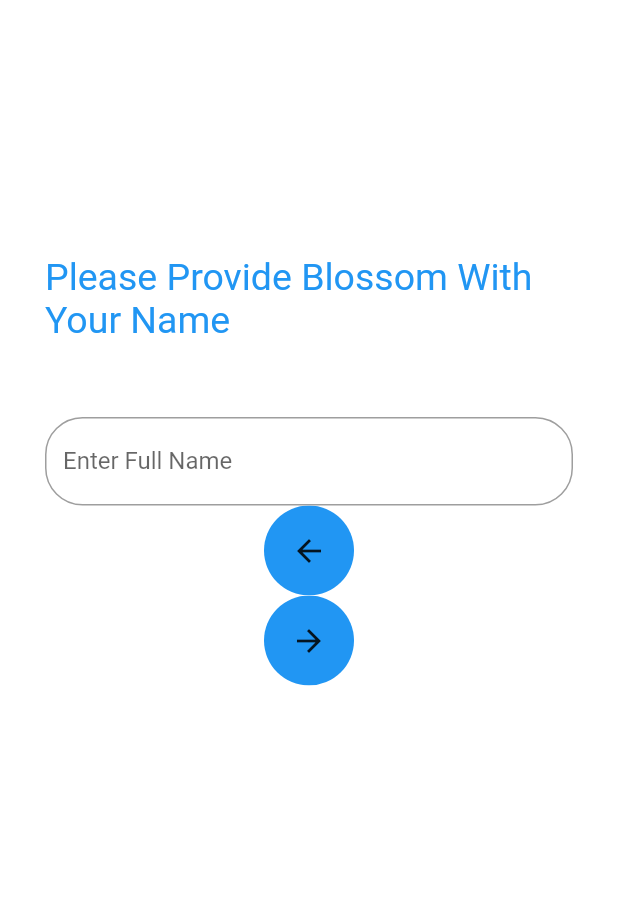
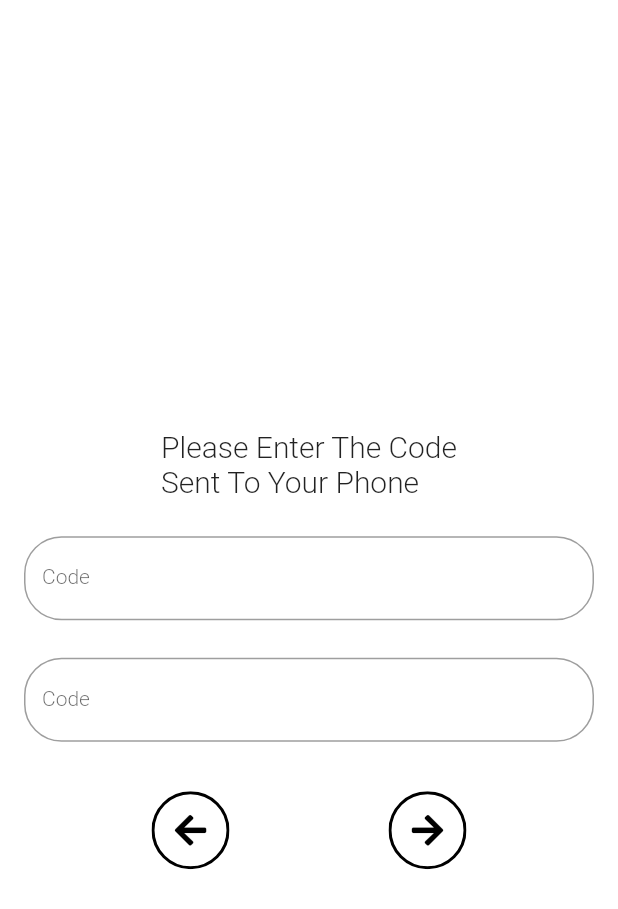
Before and after one commit to mslauson/budget-main, a Flutter app: the NewUserFullName screen opened directly, on a phone screen of 412 x 824 dp. Shown: the top 909 px of the screen. Run offline on Flutter 3.47's test engine with Material 2 defaults, Android fonts, the phone set to English and light mode, and no system bars; our stand-ins replace email_validator, expandable, firebase_auth, flutter_svg, fluttertoast, font_awesome_flutter and 3 more; accounts and stored records are empty; generated files the repository leaves out were written again; Roboto replaces fonts that are missing (Poppins, Segoe UI).

Commit message:
update screen for collecting name and email

```diff
--- a/lib/screens/newUserFullName.dart
+++ b/lib/screens/newUserFullName.dart
@@ -1,45 +1,35 @@
+import 'package:email_validator/email_validator.dart';
 import 'package:flutter/cupertino.dart';
 import 'package:flutter/material.dart';
 import 'package:flutter/services.dart';
-import 'package:fluttertoast/fluttertoast.dart';
-import 'package:main/models/global/activeUser.dart';
-import 'package:main/models/iam/signUpForm.dart';
-import 'package:main/screens/splash.dart';
-import 'package:main/service/auth/registrationService.dart';
-import 'package:main/ui/secureHome/secureHome.dart';
-import 'package:main/util/formUtils.dart';
-import 'package:scoped_model/scoped_model.dart';
+import 'package:font_awesome_flutter/font_awesome_flutter.dart';
+import 'package:main/components/iconActionButton.dart';
+import 'package:main/constants/iamConstants.dart';
+import 'package:main/theme/blossomText.dart';
+import 'package:main/ui/authenticate/authenticate.dart';
 
 class NewUserFullName extends StatelessWidget {
   final String phone;
+  final TextEditingController _fullNameController = TextEditingController();
+  final TextEditingController _emailController = TextEditingController();
 
   NewUserFullName({this.phone});
 
   @override
   Widget build(BuildContext context) {
-    TextEditingController _fullNameController = new TextEditingController();
-    final formKey = GlobalKey<FormState>();
     return Scaffold(
-      body: ScopedModelDescendant<ActiveUser>(
-          builder: (BuildContext context, Widget child, ActiveUser model) {
-        return new Container(
-            padding: const EdgeInsets.all(30.0),
-            color: Colors.white,
-            child: new Container(
-              child: new Center(
-                  child: Form(
-                      key: formKey,
-                      child: new Column(children: [
-                        new Padding(padding: EdgeInsets.only(top: 140.0)),
-                        new Text(
-                          'Please Provide Blossom With Your Name',
-                          style:
-                              new TextStyle(color: Colors.blue, fontSize: 25.0),
-                        ),
-                        new Padding(padding: EdgeInsets.only(top: 50.0)),
-                        new TextFormField(
+      body: Center(
+        child: Padding(
+          padding: const EdgeInsets.all(16.0),
+          child: Column(
+            mainAxisAlignment: MainAxisAlignment.center,
+            children: <Widget>[
+              const SizedBox(height: 50),
+              Text(IAMConstants.OTP_SCREEN_HEADER, style: BlossomText.title),
+              const SizedBox(height: 25),
+              TextFormField(
                   decoration: new InputDecoration(
-                            labelText: "Enter Full Name",
+                    labelText: IAMConstants.OTP_TXT_DECORATION,
                     fillColor: Colors.white,
                     border: new OutlineInputBorder(
                       borderRadius: new BorderRadius.circular(25.0),
@@ -47,10 +37,62 @@ class NewUserFullName extends StatelessWidget {
                     ),
                   ),
                   controller: _fullNameController,
-                          validator: (val) {
+                  validator: (val) => _validateName(val),
+                  keyboardType: TextInputType.text,
+                  style: BlossomText.body),
+              const SizedBox(height: 25),
+              TextFormField(
+                  decoration: new InputDecoration(
+                    labelText: IAMConstants.OTP_TXT_DECORATION,
+                    fillColor: Colors.white,
+                    border: new OutlineInputBorder(
+                      borderRadius: new BorderRadius.circular(25.0),
+                      borderSide: new BorderSide(),
+                    ),
+                  ),
+                  controller: _emailController,
+                  validator: (val) => _validateEmail(val),
+                  keyboardType: TextInputType.emailAddress,
+                  style: BlossomText.body),
+              const SizedBox(height: 25),
+              Row(
+                mainAxisAlignment: MainAxisAlignment.center,
+                children: _buildButtons(context),
+              )
+            ],
+          ),
+        ),
+      ),
+    );
+  }
+
+  List<String> splitName(String fullName) {
+    return fullName.split(" ");
+  }
+
+  _buildButtons(BuildContext context) {
+    return <Widget>[
+      IconActionButton(
+          iconData: FontAwesomeIcons.arrowLeft,
+          onPressed: () => Navigator.push(
+                context,
+                MaterialPageRoute(builder: (context) => Authenticate()),
+              )),
+      Padding(
+        padding: EdgeInsets.fromLTRB(45, 0, 45, 0),
+      ),
+      IconActionButton(
+          iconData: FontAwesomeIcons.arrowRight,
+          onPressed: () => {
+//            onSubmit(_controller.text.trim())
+              })
+    ];
+  }
+
+  String _validateName(String val) {
     int temp = val.trim().indexOf(" ");
     if (val.length == 0) {
-                              return "Name cannot be empty";
+      return IAMConstants.INVALID_FULL_NAME;
     }
 //                            else if (val.trim().indexOf(" ") != 1) {
 //                              return "Please provide full name";
@@ -58,67 +100,15 @@ class NewUserFullName extends StatelessWidget {
     else {
       return null;
     }
-                          },
-                          keyboardType: TextInputType.text,
-                          style: new TextStyle(
-                            fontFamily: "Poppins",
-                          ),
-                        ),
-                        new GestureDetector(
-                          onTap: () {
-                            Navigator.push(
-                              context,
-                              MaterialPageRoute(builder: (context) => Splash()),
-                            );
-                          },
-                          child: ClipOval(
-                            child: Container(
-                                color: Colors.blue,
-                                height: 60.0, // height of the button
-                                width: 60.0, // width of the button
-                                child: new Icon(Icons.arrow_back)),
-                          ),
-                        ),
-                        new GestureDetector(
-                          onTap: () {
-                            if (FormUtils.validateCurrentForm(formKey)) {
-                              List<String> nameList =
-                              splitName(_fullNameController.text);
-                              RegistrationService registrationService =
-                              new RegistrationService();
-                              registrationService
-                                  .addCustomer(new SignUpForm(
-                                  firstName: nameList[0],
-                                  lastName: nameList[1],
-                                  phone: phone))
-                                  .whenComplete(() =>
-                              {
-                                Navigator.push(
-                                  context,
-                                          MaterialPageRoute(
-                                              builder: (context) =>
-                                                  SecureHome()),
-                                        )
-                              })
-                                  .catchError((Object error) =>
-                              {Fluttertoast.showToast(msg: error)});
-                            }
-                          },
-                          child: ClipOval(
-                            child: Container(
-                                color: Colors.blue,
-                                height: 60.0, // height of the button
-                                width: 60.0, // width of the button
-                                child: new Icon(Icons.arrow_forward)),
-                          ),
-                        )
-                          ]))),
-                ));
-          }),
-    );
   }
 
-  List<String> splitName(String fullName) {
-    return fullName.split(" ");
+  String _validateEmail(String val) {
+    if (val.length == 0) {
+      return IAMConstants.INVALID_EMAIL_REQUIRED;
+    } else if (!EmailValidator.validate(val)) {
+      return IAMConstants.INVALID_EMAIL;
+    } else {
+      return null;
     }
   }
+}
```
Lines whose indentation alone changed are shown as unchanged.
